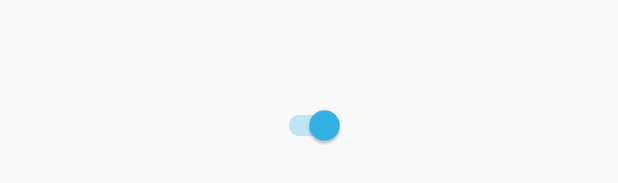
After one commit to beaconPOP/Pyeongchang, an Android app: the layout switch_item.xml on its own in the app's theme, with its tools: preview values and no code run, on a phone screen of 412 x 824 dp. The commit adds this screen. Shown: the part 492-675 px from the top of the screen. Run offline under Robolectric (Android 15) with nearby library versions, the phone set to English and light mode, and no system bars.

Commit message:
Main Background Switch

```diff
--- /dev/null
+++ b/app/src/main/res/layout/switch_item.xml
@@ -0,0 +1,13 @@
+<RelativeLayout
+    xmlns:android="http://schemas.android.com/apk/res/android"
+    android:layout_width="match_parent"
+    android:layout_height="match_parent">
+
+    <android.support.v7.widget.SwitchCompat
+        android:layout_width="wrap_content"
+        android:layout_height="wrap_content"
+        android:layout_centerHorizontal="true"
+        android:layout_centerVertical="true"
+        android:checked="true"
+        android:theme="@style/MySwitch" />
+</RelativeLayout>
--- a/app/src/main/res/values/strings.xml
+++ b/app/src/main/res/values/strings.xml
@@ -5,6 +5,8 @@
 
     <string name="action_settings">Settings</string>
     <string name="title_activity_bluetooth_adapter">BluetoothAdapter</string>
+
+    <string name="action_switch"></string>
 
     <string name="unknown">Unknown</string>
     <string name="password_guide">Plase input authentication password</string>
--- a/app/src/main/res/values/styles.xml
+++ b/app/src/main/res/values/styles.xml
@@ -28,6 +28,17 @@
 
     </style>
 
+    <style name="MySwitch" parent="Theme.AppCompat.Light">
+        <!-- active thumb & track color (30% transparency) -->
+        <item name="colorControlActivated">@android:color/holo_blue_light</item>
+
+        <!-- inactive thumb color -->
+        <item name="colorSwitchThumbNormal">@android:color/darker_gray</item>
+
+        <!-- inactive track color (30% transparency) -->
+        <item name="android:colorForeground">@android:color/darker_gray</item>
+    </style>
+
 
 
 </resources>
```
Also changed, not shown: app/src/main/java/com/example/becomebeacon/beaconlocker/MainActivity.java (+23 -2 lines), app/src/main/java/com/zerobin/www/beacon_client/MainActivity.java (+24 -0 lines), app/src/main/res/menu/menu_toggle.xml (added, +10 -0 lines), 1 other file.
